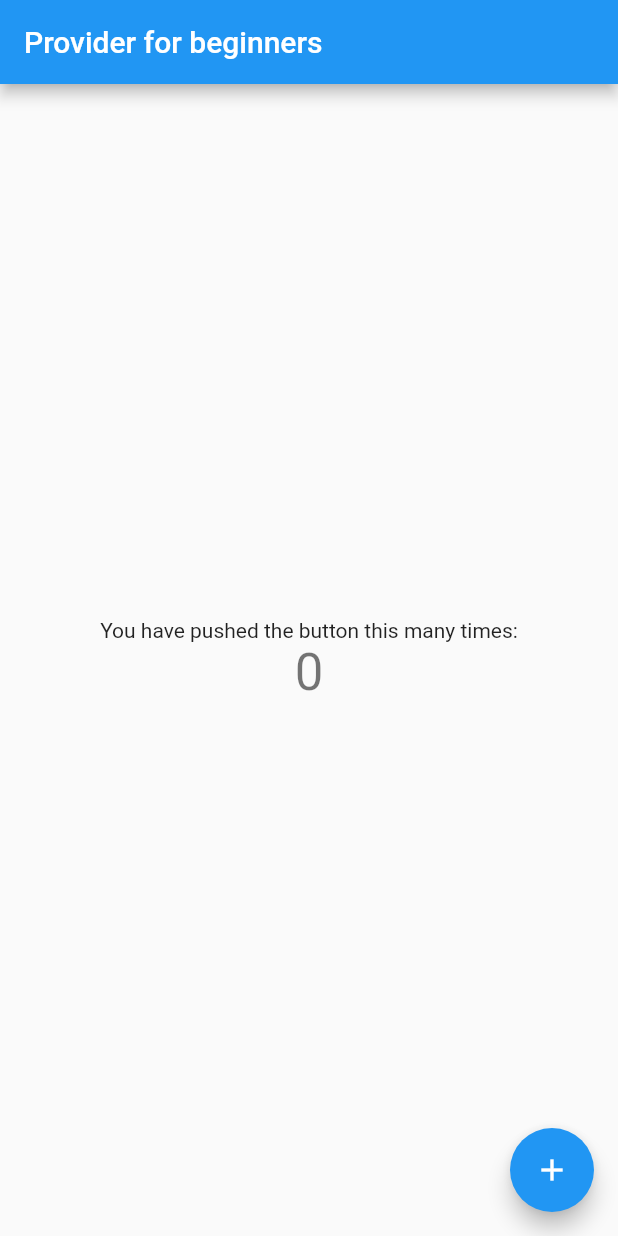
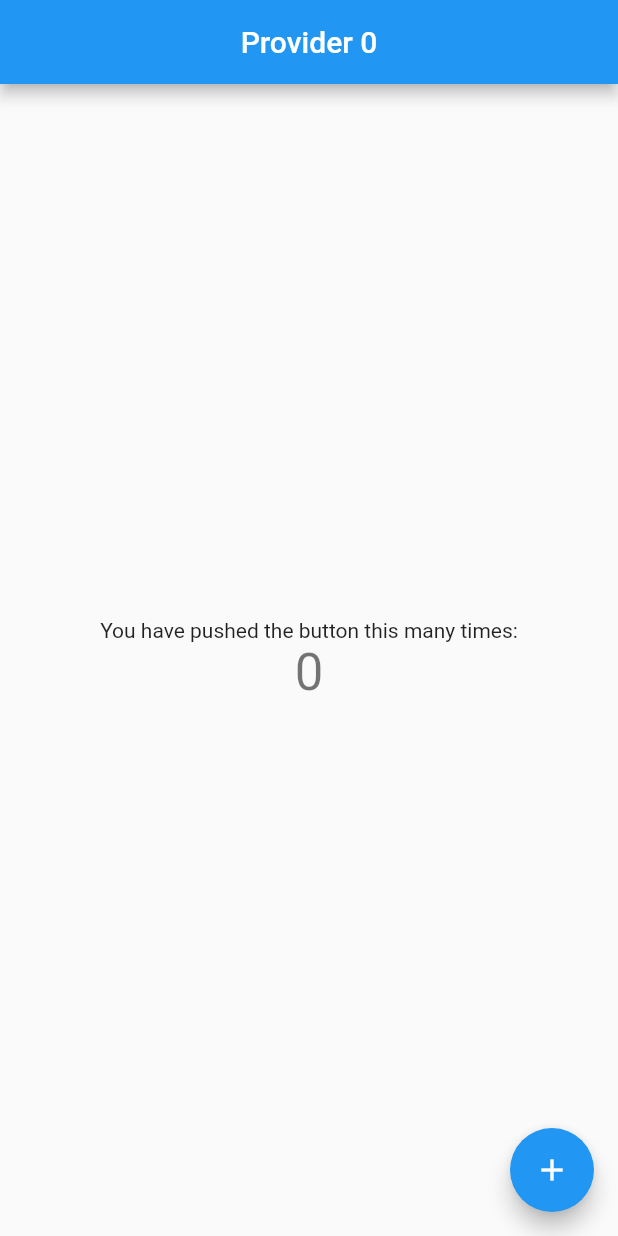
Before and after one commit to VershimaKelvin/Demo_app_Customised, a Flutter app: the screen it shows after launch, on a phone screen of 412 x 824 dp. Run offline on Flutter 3.47's test engine with Material 2 defaults, Android fonts, the phone set to English and light mode, and no system bars.

Commit message:
i made the appbar also change as the value of the counter changes

```diff
--- a/lib/main.dart
+++ b/lib/main.dart
@@ -24,7 +24,7 @@ class MyApp extends StatelessWidget {
       ),
       home: Scaffold(
         appBar: AppBar(
-          title: const Text('Provider for beginners'),
+          title:  Center(child: Text('Provider '+ Provider.of<MyProvider>(context).getCounter.toString())),
         ),
         body: Center(
           child: Column(
```
